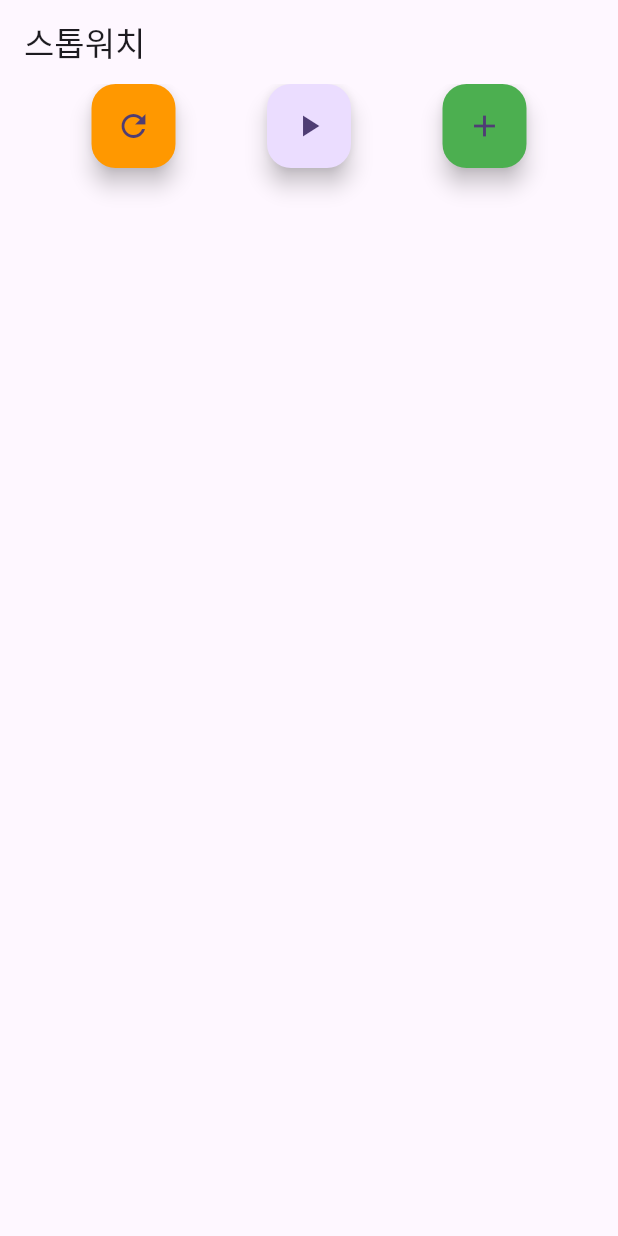
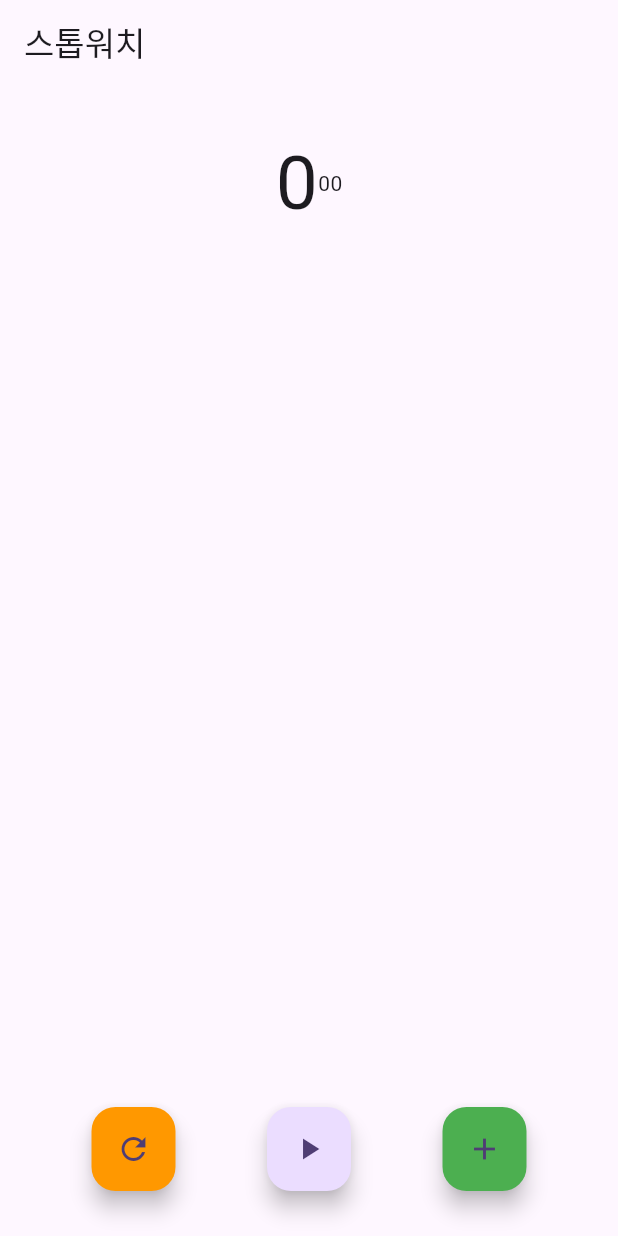
Before and after one commit to hwangtaewook/flutter_stopwatch, a Flutter app: the screen it shows after launch, on a phone screen of 412 x 824 dp. Run offline on Flutter 3.47's test engine with Material 3 defaults, Android fonts, the phone set to English and light mode, and no system bars.

Commit message:
feat : 타이머 영역 UI 작성

```diff
--- a/lib/stopwatch_screen.dart
+++ b/lib/stopwatch_screen.dart
@@ -11,6 +11,20 @@ class StopwatchScreen extends StatelessWidget {
       ),
       body: Column(
         children: [
+          const SizedBox(height: 30),
+          const Row(
+            mainAxisAlignment: MainAxisAlignment.center,
+            children: [
+              Text(
+                '0',
+                style: TextStyle(fontSize: 50),
+              ),
+              Text(
+                '00',
+              ),
+            ],
+          ),
+          const Spacer(),
           Row(
             mainAxisAlignment: MainAxisAlignment.spaceEvenly,
             children: [
@@ -29,7 +43,8 @@ class StopwatchScreen extends StatelessWidget {
                 child: const Icon(Icons.add),
               ),
             ],
-          )
+          ),
+          const SizedBox(height: 30),
         ],
       ),
     );
```
